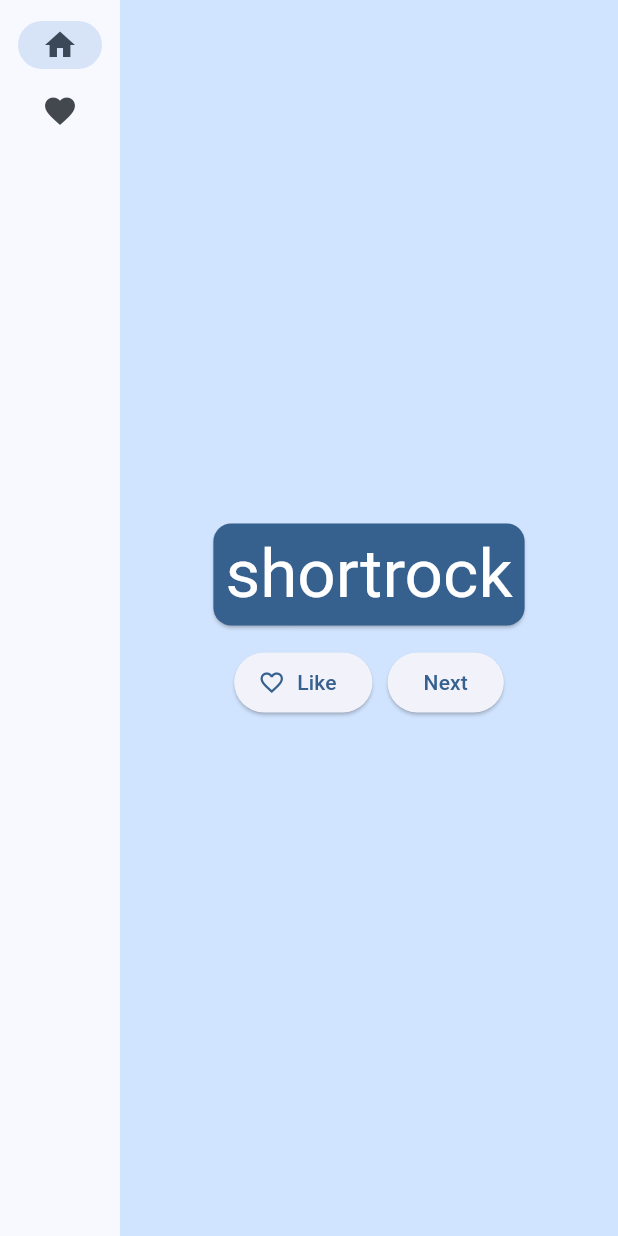
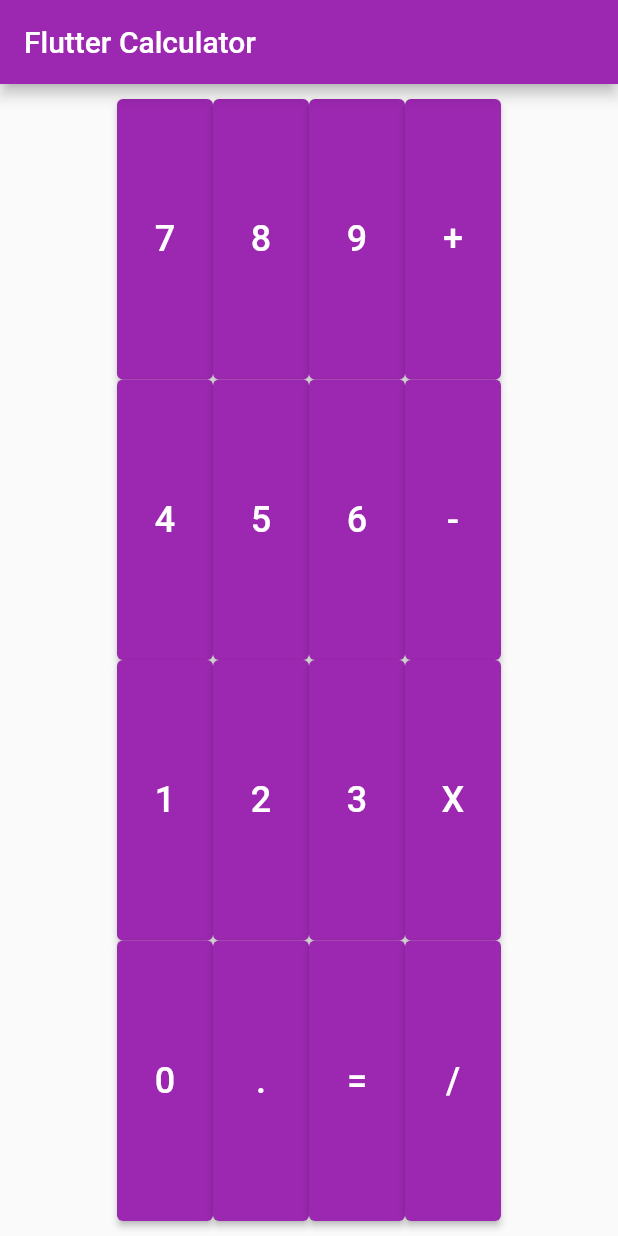
Before and after one commit to ApurboSaha-cse/First_Flutter_App, a Flutter app: the screen it shows after launch, on a phone screen of 412 x 824 dp. Run offline on Flutter 3.47's test engine with Material 2 defaults, Android fonts, the phone set to English and light mode, and no system bars.

Commit message:
calculator ui done

```diff
--- /dev/null
+++ b/lib/buttons.dart
@@ -0,0 +1 @@
+// TODO Implement this library.
--- a/lib/main.dart
+++ b/lib/main.dart
@@ -1,206 +1,123 @@
-import 'package:english_words/english_words.dart';
 import 'package:flutter/material.dart';
-import 'package:flutter/rendering.dart';
-import 'package:provider/provider.dart';
 
 void main() {
-  runApp(MyApp());
+  runApp(CalculatorApp());
 }
 
-class MyApp extends StatelessWidget {
-  const MyApp({super.key});
-
+class CalculatorApp extends StatelessWidget {
   @override
   Widget build(BuildContext context) {
-    return ChangeNotifierProvider(
-      create: (context) => MyAppState(),
-      child: MaterialApp(
-        title: 'Namer App',
+    return MaterialApp(
+      title: 'Flutter Calculator',
       theme: ThemeData(
-          useMaterial3: true,
-          colorScheme: ColorScheme.fromSeed(seedColor: Colors.blue),
+        primarySwatch: Colors.purple,
       ),
-        home: MyHomePage(),
-      ),
+      home: CalculatorScreen(),
     );
   }
 }
 
-class MyAppState extends ChangeNotifier {
-  var current = WordPair.random();
-  void getNext() {
-    current = WordPair.random();
-    notifyListeners();
+class CalculatorScreen extends StatefulWidget {
+  @override
+  _CalculatorScreenState createState() => _CalculatorScreenState();
 }
 
-  var favorites = <WordPair>[];
+class _CalculatorScreenState extends State<CalculatorScreen> {
+  String _input = '';
+  double _result = 0.0;
 
-  void toggleFavorite() {
-    if (favorites.contains(current)) {
-      favorites.remove(current);
+  void _onButtonPressed(String buttonText) {
+    setState(() {
+      if (buttonText == '=') {
+        try {
+          _result = eval(_input);
+        } catch (e) {
+          _result = 0.0;
+        }
+        _input = '';
+      } else if (buttonText == 'C') {
+        _input = '';
       } else {
-      favorites.add(current);
+        _input += buttonText;
       }
-    notifyListeners();
+    });
+  }
+
+  double eval(String expression) {
+    try {
+      return double.parse(expression);
+    } catch (e) {
+      return 0.0;
     }
   }
 
-class MyHomePage extends StatefulWidget {
-  @override
-  State<MyHomePage> createState() => _MyHomePageState();
-}
-
-class _MyHomePageState extends State<MyHomePage> {
-  var selectedIndex = 0;
-  @override
-  Widget build(BuildContext context) {
-    Widget page;
-    switch (selectedIndex) {
-      case 0:
-        page = GeneratorPage();
-        break;
-      case 1:
-        page = Placeholder();
-        break;
-      default:
-        throw UnimplementedError('no widget for $selectedIndex');
-    }
-    return LayoutBuilder(
-      builder: (context, Constraints) {
-        return Scaffold(
-          body: Row(
-            children: [
-              SafeArea(
-                child: NavigationRail(
-                  extended: Constraints.maxWidth >= 600,
-                  destinations: [
-                    NavigationRailDestination(
-                      icon: Icon(Icons.home),
-                      label: Text('Home'),
+  Widget _buildButton(String buttonText) {
+    return Expanded(
+      child: ElevatedButton(
+        onPressed: () => _onButtonPressed(buttonText),
+        child: Text(
+          buttonText,
+          style: TextStyle(fontSize: 24.0),
         ),
-                    NavigationRailDestination(
-                      icon: Icon(Icons.favorite),
-                      label: Text('Favorites'),
-                    ),
-                  ],
-                  selectedIndex: selectedIndex,
-                  onDestinationSelected: (value) {
-                    setState(() {
-                      selectedIndex = value;
-                    });
-                  },
-                ),
-              ),
-              Expanded(
-                child: Container(
-                  color: Theme.of(context).colorScheme.primaryContainer,
-                  child: page,
-                ),
-              ),
-            ],
       ),
     );
   }
-    );
-  }
-}
 
-class GeneratorPage extends StatelessWidget {
   @override
   Widget build(BuildContext context) {
-    var appState = context.watch<MyAppState>();
-    var pair = appState.current;
 
-    IconData icon;
-    if (appState.favorites.contains(pair)) {
-      icon = Icons.favorite;
-    } else {
-      icon = Icons.favorite_border;
-    }
+    return Scaffold(
+      appBar: AppBar(
+        title: Text('Flutter Calculator'),
+      ),
+      body: Padding(
+        padding: const EdgeInsets.all(10.0),
+        child: Container(
 
-    return Center(
-      child: Column(
+          child: Row(
             mainAxisAlignment: MainAxisAlignment.center,
+
             children: [
-          BigCard(pair: pair),
-          SizedBox(height: 10),
               Row(
-            mainAxisSize: MainAxisSize.min,
                 children: [
-              ElevatedButton.icon(
-                onPressed: () {
-                  appState.toggleFavorite();
-                },
-                icon: Icon(icon),
-                label: Text('Like'),
+                  Column(
+                    children: [
+                      _buildButton('7'),
+                      _buildButton('4'),
+                      _buildButton('1'),
+                      _buildButton('0'),
+                    ],
                   ),
-              SizedBox(width: 10),
-              ElevatedButton(
-                onPressed: () {
-                  appState.getNext();
-                },
-                child: Text('Next'),
+                  Column(
+                    children: [
+                      _buildButton('8'),
+                      _buildButton('5'),
+                      _buildButton('2'),
+                      _buildButton('.'),
+                    ],
+                  ),
+                  Column(
+                    children: [
+                      _buildButton('9'),
+                      _buildButton('6'),
+                      _buildButton('3'),
+                      _buildButton('='),
+                    ],
+                  ),
+                  Column(
+                    children: [
+                      _buildButton('+'),
+                      _buildButton('-'),
+                      _buildButton('X'),
+                      _buildButton('/'),
+                    ],
                   ),
                 ],
               ),
             ],
           ),
-    );
-  }
-}
-
-class BigCard extends StatelessWidget {
-  const BigCard({
-    super.key,
-    required this.pair,
-  });
-
-  final WordPair pair;
-
-  @override
-  Widget build(BuildContext context) {
-    final theme = Theme.of(context);
-    final style = theme.textTheme.displayMedium!.copyWith(
-      color: theme.colorScheme.onPrimary,
-    ); // ← Add this.
-    return Card(
-      color: theme.colorScheme.primary, // ← And also this.
-      child: Padding(
-        padding: const EdgeInsets.all(8.0),
-        child: Text(
-          pair.asLowerCase,
-          style: style,
-          semanticsLabel: "${pair.first} ${pair.second}",
         ),
       ),
     );
   }
 }
-
-class FavoritesPage extends StatelessWidget {
-  @override
-  Widget build(BuildContext context) {
-    var appState = context.watch<MyAppState>();
-
-    if (appState.favorites.isEmpty) {
-      return Center(
-        child: Text('No favorites yet.'),
-      );
-    }
-
-    return ListView(
-      children: [
-        Padding(
-          padding: const EdgeInsets.all(20),
-          child: Text('You have '
-              '${appState.favorites.length} favorites:'),
-        ),
-        for (var pair in appState.favorites)
-          ListTile(
-            leading: Icon(Icons.favorite),
-            title: Text(pair.asLowerCase),
-          ),
-      ],
-    );
-  }
-}
--- a/pubspec.yaml
+++ b/pubspec.yaml
@@ -14,6 +14,7 @@ dependencies:
 
   english_words: ^4.0.0
   provider: ^6.0.0
+  math_expressions: ^2.4.0
 
 dev_dependencies:
   flutter_test:
```
Also changed, not shown: pubspec.lock. Lines whose indentation alone changed are shown as unchanged.
